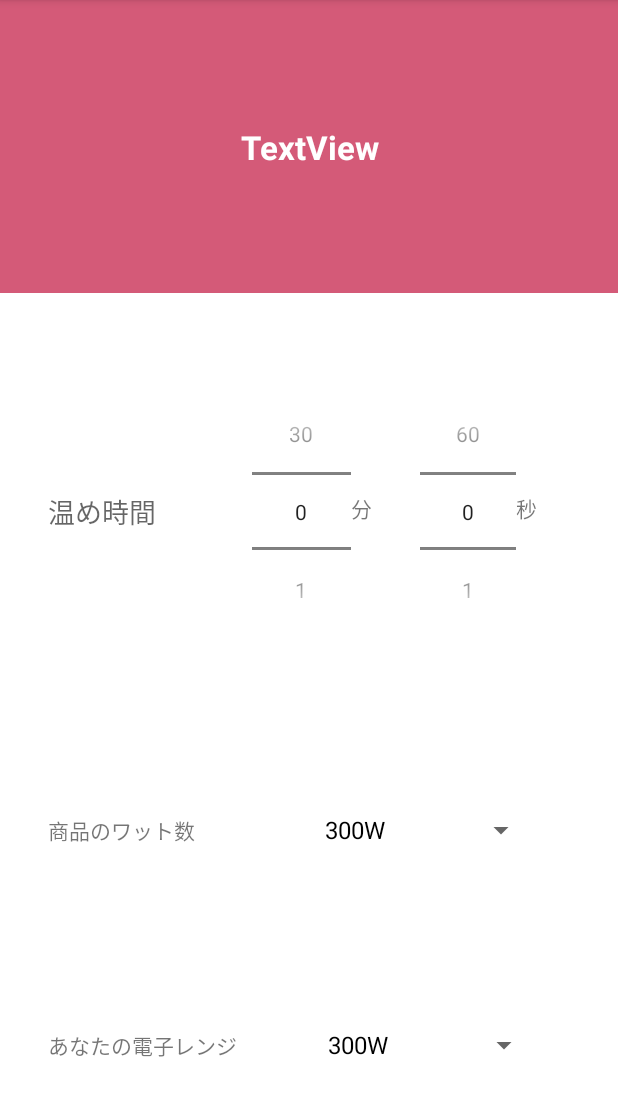
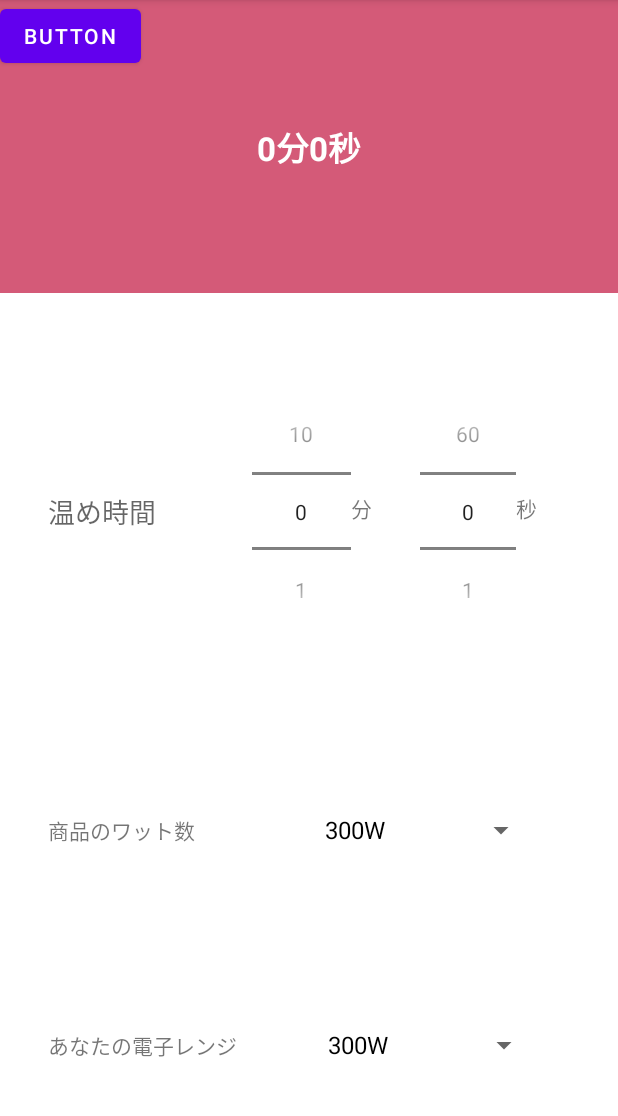
Before and after one commit to taratara10/OrvenTimer, an Android app: the screen it shows after launch (MainActivity), on a phone screen of 412 x 824 dp, the part 84-1200 px from its top. Run offline under Robolectric (Android 15) with nearby library versions, the phone set to English and light mode, and no system bars.

Commit message:
complete function

```diff
--- a/app/src/main/java/com/example/microwaveovencalc/MainActivity.kt
+++ b/app/src/main/java/com/example/microwaveovencalc/MainActivity.kt
@@ -1,11 +1,13 @@
 package com.example.microwaveovencalc
 
 import android.content.Context
-import androidx.appcompat.app.AppCompatActivity
+import android.content.SharedPreferences
 import android.os.Bundle
 import android.view.View
 import android.widget.*
+import androidx.appcompat.app.AppCompatActivity
 import kotlinx.android.synthetic.main.activity_main.*
+
 
 class MainActivity : AppCompatActivity(){
     override fun onCreate(savedInstanceState: Bundle?) {
@@ -15,11 +17,17 @@ class MainActivity : AppCompatActivity(){
         //NumberPicker
         val packageMin = findViewById<NumberPicker>(R.id.packageMin)
         packageMin.minValue = 0
-        packageMin.maxValue = 30
+        packageMin.maxValue = 10
+        packageSec.setOnValueChangedListener(){ numberPicker: NumberPicker, i: Int, i1: Int ->
+            calcWatts()
+        }
 
         val packageSec = findViewById<NumberPicker>(R.id.packageSec)
         packageSec.minValue = 0
         packageSec.maxValue = 60
+        packageSec.setOnValueChangedListener(){ numberPicker: NumberPicker, i: Int, i1: Int ->
+            calcWatts()
+        }
 
         //Package Spinner
         val packageSpinner = findViewById<Spinner>(R.id.packageSpinner)
@@ -35,51 +43,38 @@ class MainActivity : AppCompatActivity(){
 
         packageSpinner.onItemSelectedListener = object : AdapterView.OnItemSelectedListener {
             //　アイテムが選択された時
-            override fun onItemSelected(parent: AdapterView<*>?,
-                                        view: View?, position: Int, id: Long) {
-//                val spinnerParent = parent as Spinner
-//                val item = spinnerParent.selectedItem as String
-//                // Kotlin Android Extensions
-//                val result = findViewById<TextView>(R.id.result)
-//                result.text = item
+            override fun onItemSelected(parent: AdapterView<*>?, view: View?, position: Int, id: Long) {
+                calcWatts()
+                }
 
-            }
-
-            override fun onNothingSelected(parent: AdapterView<*>?) {
-                TODO("Not yet implemented")
-            }
-        }
+            override fun onNothingSelected(parent: AdapterView<*>?) {  TODO("Not yet implemented") }
+                }
 
         selfWattsSpinner.onItemSelectedListener = object : AdapterView.OnItemSelectedListener {
             //　アイテムが選択された時
-            override fun onItemSelected(parent: AdapterView<*>?,
-                                        view: View?, position: Int, id: Long) {
-//                val spinnerParent = parent as Spinner
-//                val item = spinnerParent.selectedItem as String
-//                // Kotlin Android Extensions
-//                val result = result
-//                result.text = item
+            override fun onItemSelected(parent: AdapterView<*>?, view: View?, position: Int, id: Long) {
+                calcWatts()
 
-            }
+                }
 
-            override fun onNothingSelected(parent: AdapterView<*>?) {
-                TODO("Not yet implemented")
-            }
-        }
+            override fun onNothingSelected(parent: AdapterView<*>?) { TODO("Not yet implemented") }
+              }
 
 
     }
 
-    private fun setSpinnerItem(context: Context, spinner: Spinner,item:Array<String>): Spinner {
+    //ここからfunction
+
+    private fun setSpinnerItem(context: Context, spinner: Spinner, item: Array<String>): Spinner {
         val adapter = ArrayAdapter(context, android.R.layout.simple_spinner_dropdown_item, item)
         adapter.setDropDownViewResource(android.R.layout.simple_spinner_dropdown_item)
         spinner.adapter = adapter
         return spinner
          }
 
-     fun calcWatts(){
-        val min = packageMin.displayedValues.toString().toInt()
-        val ss = packageSec.displayedValues.toString().toInt()
+     private fun calcWatts(){
+        val min = packageMin.value.toString().toInt()
+        val ss = packageSec.value.toString().toInt()
 
         val selfWatts = selfWattsSpinner.selectedItem.toString() //500W -> 500:Intに変換
         val selfWattsInt = selfWatts.removeSuffix("W").toInt()
--- a/app/src/main/res/layout/activity_main.xml
+++ b/app/src/main/res/layout/activity_main.xml
@@ -27,6 +27,14 @@
             app:layout_constraintStart_toStartOf="parent"
             app:layout_constraintTop_toTopOf="parent"
             tools:text="00:00" />
+
+        <Button
+            android:id="@+id/button"
+            android:layout_width="wrap_content"
+            android:layout_height="wrap_content"
+            android:text="Button"
+            tools:layout_editor_absoluteX="6dp"
+            tools:layout_editor_absoluteY="29dp" />
     </androidx.constraintlayout.widget.ConstraintLayout>
 
     <!-- Main Layer -->
```
